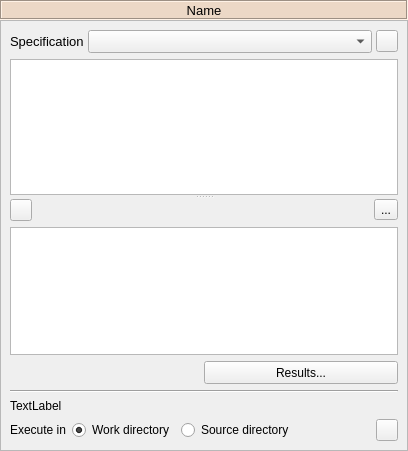
This is spine_items/tool/ui/tool_properties.ui in spine-tools/spine-items as Qt 5 draws it before an edit. The edited form follows.
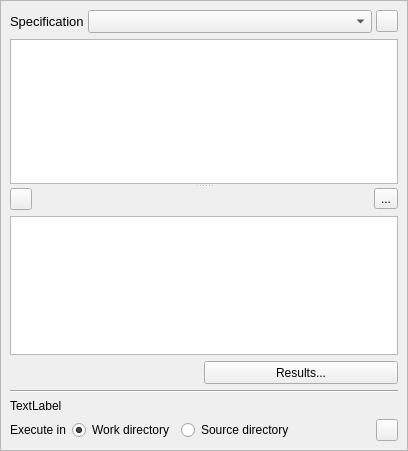
This is the edited form. Icons and pictures are not drawn. Custom widgets are drawn as their Qt base class.

Commit message: Add icon and color to the name label in item properties

Diff of the .ui file:
```diff
--- a/spine_items/tool/ui/tool_properties.ui
+++ b/spine_items/tool/ui/tool_properties.ui
@@ -41,56 +41,6 @@
    <property name="bottomMargin">
     <number>0</number>
    </property>
-   <item>
-    <widget class="QLabel" name="label_item_name">
-     <property name="enabled">
-      <bool>true</bool>
-     </property>
-     <property name="sizePolicy">
-      <sizepolicy hsizetype="Preferred" vsizetype="Fixed">
-       <horstretch>0</horstretch>
-       <verstretch>0</verstretch>
-      </sizepolicy>
-     </property>
-     <property name="minimumSize">
-      <size>
-       <width>0</width>
-       <height>20</height>
-      </size>
-     </property>
-     <property name="maximumSize">
-      <size>
-       <width>16777215</width>
-       <height>20</height>
-      </size>
-     </property>
-     <property name="font">
-      <font>
-       <pointsize>10</pointsize>
-       <weight>50</weight>
-       <bold>false</bold>
-      </font>
-     </property>
-     <property name="styleSheet">
-      <string notr="true">background-color: #ecd8c6;</string>
-     </property>
-     <property name="frameShape">
-      <enum>QFrame::Box</enum>
-     </property>
-     <property name="frameShadow">
-      <enum>QFrame::Sunken</enum>
-     </property>
-     <property name="text">
-      <string>Name</string>
-     </property>
-     <property name="alignment">
-      <set>Qt::AlignCenter</set>
-     </property>
-     <property name="wordWrap">
-      <bool>true</bool>
-     </property>
-    </widget>
-   </item>
    <item>
     <widget class="QScrollArea" name="scrollArea_3">
      <property name="widgetResizable">
@@ -102,7 +52,7 @@
         <x>0</x>
         <y>0</y>
         <width>406</width>
-        <height>429</height>
+        <height>449</height>
        </rect>
       </property>
       <layout class="QVBoxLayout" name="verticalLayout_2">
```
The commit also changes 38 other files.
